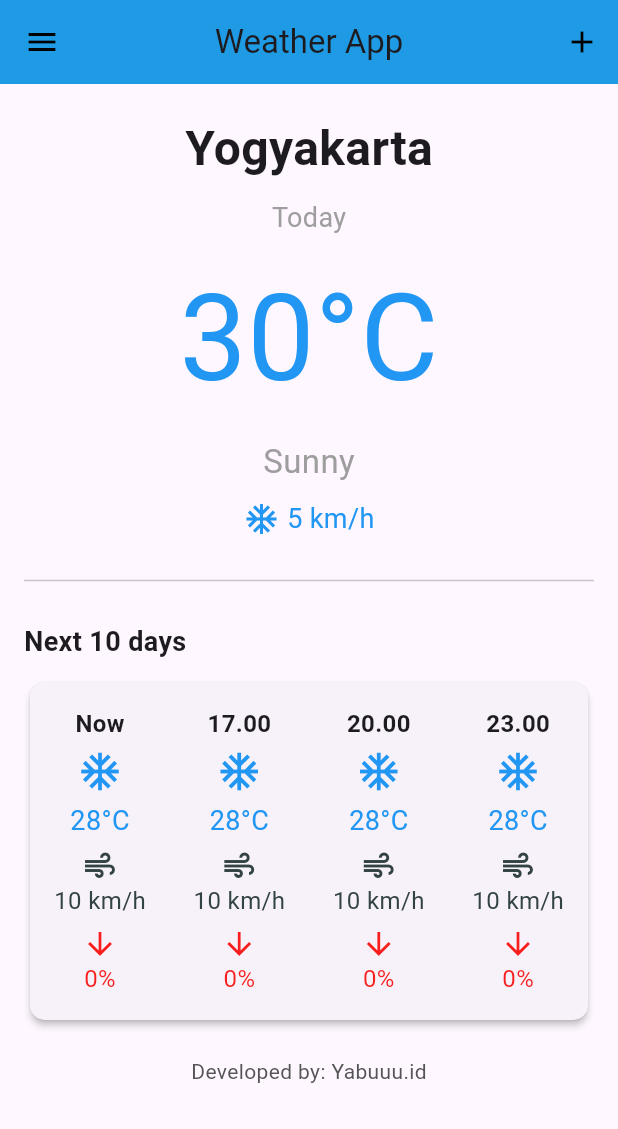
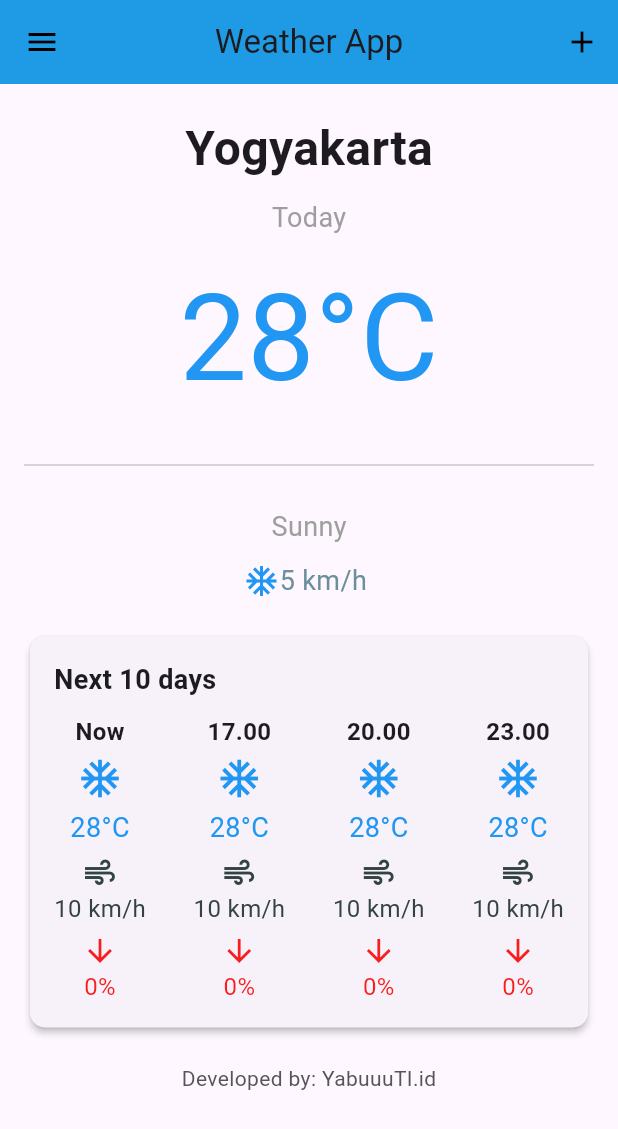
Before and after one commit to yabuuu6/BasicLayout_0024, a Flutter app: the screen it shows after launch, on a phone screen of 412 x 824 dp. Shown: the top 1129 px of the screen. Run offline on Flutter 3.47's test engine with Material 3 defaults, Android fonts, the phone set to English and light mode, and no system bars.

Commit message:
perbaikan basic layout

```diff
--- a/lib/main.dart
+++ b/lib/main.dart
@@ -56,41 +56,34 @@ class WeatherHomePage extends StatelessWidget {
             ),
             const SizedBox(height: 10),
             const Text(
-              "30°C",
+              "28°C",
               style: TextStyle(fontSize: 80, color: Colors.blue),
             ),
-            const SizedBox(height: 10),
+            const SizedBox(height: 20),
+            const Divider(thickness: 1),
+            const SizedBox(height: 20),
             const Text(
               "Sunny",
-              style: TextStyle(fontSize: 22, color: Colors.grey),
+              style: TextStyle(fontSize: 18, color: Colors.grey),
             ),
             const SizedBox(height: 10),
             const Row(
               mainAxisAlignment: MainAxisAlignment.center,
               children: [
                 Icon(Icons.ac_unit, color: Colors.blue),
-                SizedBox(width: 5),
                 Text(
                   "5 km/h",
-                  style: TextStyle(fontSize: 18, color: Colors.blue),
+                  style: TextStyle(fontSize: 18, color: Color.fromARGB(255, 107, 144, 155)),
                 ),
+                SizedBox(width: 5),
+
               ],
             ),
             const SizedBox(height: 20),
-            const Divider(thickness: 1),
-            const SizedBox(height: 20),
-            const Align(
-              alignment: Alignment.centerLeft,
-              child: Text(
-                "Next 10 days",
-                style: TextStyle(fontSize: 18, fontWeight: FontWeight.bold),
-              ),
-            ),
-            const SizedBox(height: 10),
             WeatherForecast(),
             const SizedBox(height: 20),
             const Text(
-              "Developed by: Yabuuu.id",
+              "Developed by: YabuuuTI.id",
               style: TextStyle(fontSize: 14, color: Color.fromARGB(255, 85, 85, 85)),
             ),
           ],
@@ -118,7 +111,13 @@ class WeatherForecast extends StatelessWidget {
       child: Padding(
         padding: const EdgeInsets.all(16.0),
         child: Column(
+          crossAxisAlignment: CrossAxisAlignment.start,
           children: [
+            const Text(
+              "Next 10 days",
+              style: TextStyle(fontSize: 18, fontWeight: FontWeight.bold),
+            ),
+            const SizedBox(height: 10),
             Row(
               mainAxisAlignment: MainAxisAlignment.spaceBetween,
               children: forecastData
@@ -162,7 +161,7 @@ class WeatherColumn extends StatelessWidget {
         Text(windSpeed, style: const TextStyle(fontSize: 16, color: Color.fromARGB(255, 51, 67, 68))),
         const SizedBox(height: 5),
         const Icon(Icons.arrow_downward, color: Color.fromARGB(255, 248, 30, 30)),
-        const Text("0%", style: TextStyle(fontSize: 16,color : Color.fromARGB(255, 248, 30, 30))),
+        const Text("0%", style: TextStyle(fontSize: 16, color: Color.fromARGB(255, 248, 30, 30))),
       ],
     );
   }
```
